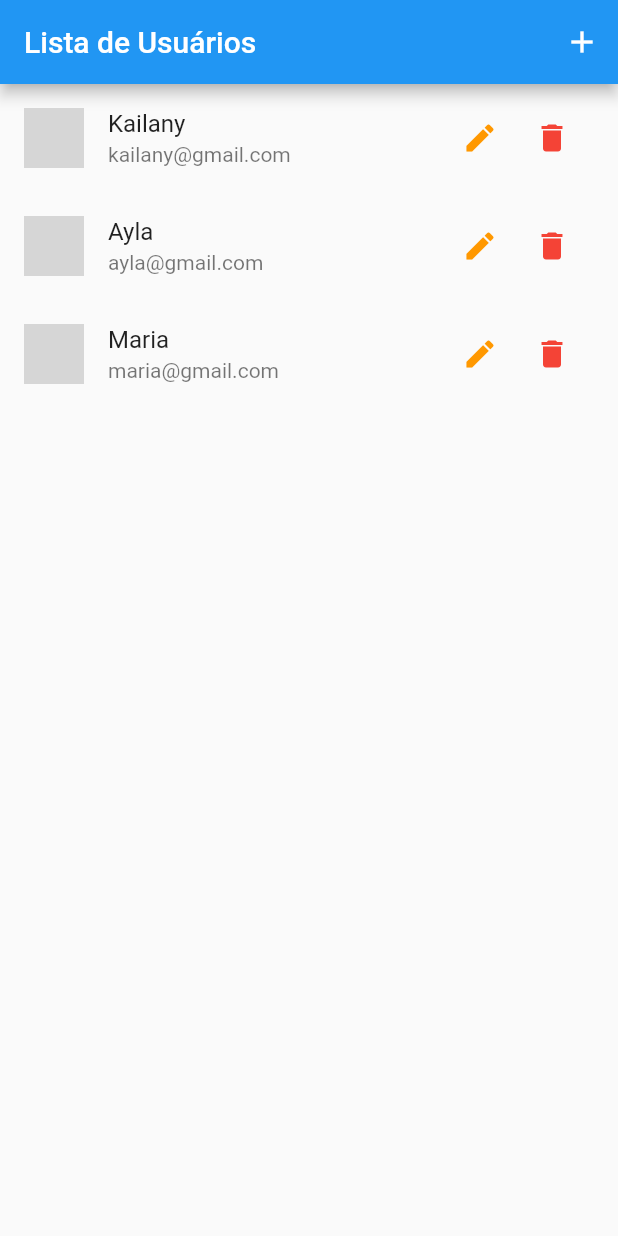
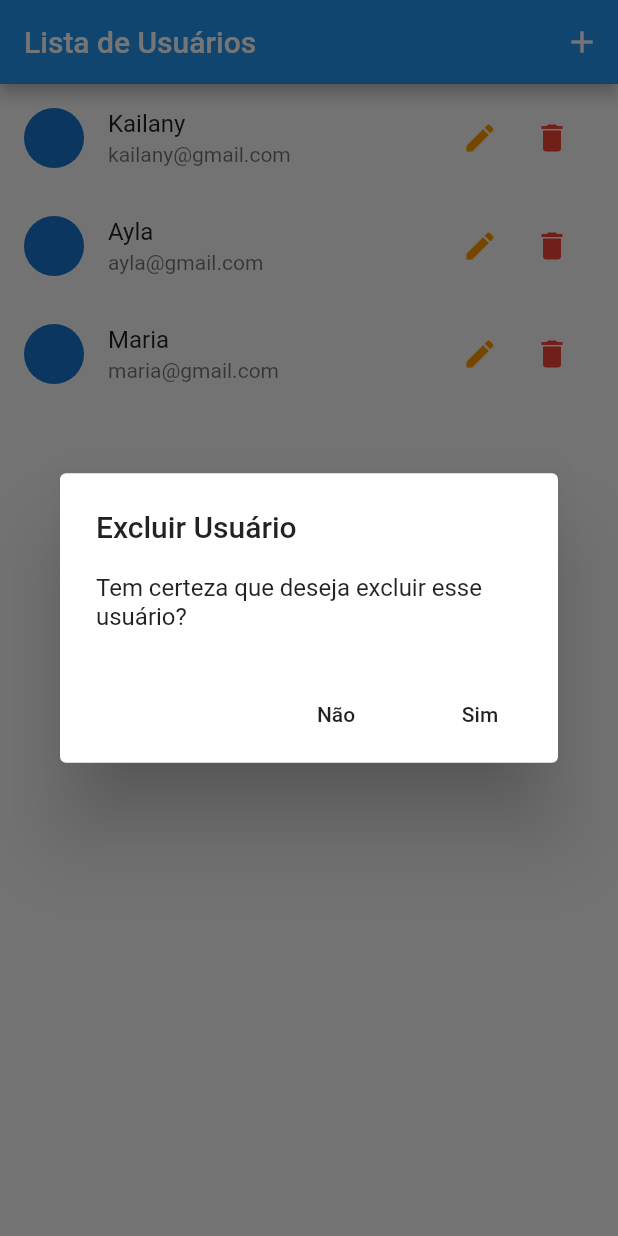
Before and after one commit to KailanySousa/CadastroFlutter, a Flutter app: the screen it shows after launch, after a tap on the "delete" icon, on a phone screen of 412 x 824 dp. Run offline on Flutter 3.47's test engine with Material 2 defaults, Android fonts, the phone set to English and light mode, and no system bars; network calls fail; grey boxes are pictures that could not be loaded.

Commit message:
excluindo usuário

```diff
--- a/crud/lib/components/user_tile.dart
+++ b/crud/lib/components/user_tile.dart
@@ -1,6 +1,8 @@
 import 'package:crud/models/user.dart';
+import 'package:crud/provider/users.dart';
 import 'package:crud/routes/app_routes.dart';
 import 'package:flutter/material.dart';
+import 'package:provider/provider.dart';
 
 class UserTile extends StatelessWidget {
   final User user;
@@ -31,10 +33,34 @@ class UserTile extends StatelessWidget {
             IconButton(
               icon: Icon(Icons.delete),
               color: Colors.red,
-                onPressed: () {},
+              onPressed: () {
+                showDialog(
+                  context: context,
+                  builder: (ctx) => AlertDialog(
+                    title: Text('Excluir Usuário'),
+                    content:
+                        Text('Tem certeza que deseja excluir esse usuário?'),
+                    actions: <Widget>[
+                      FlatButton(
+                        onPressed: () => Navigator.of(context).pop(false),
+                        child: Text('Não'),
+                      ),
+                      FlatButton(
+                        onPressed: () => Navigator.of(context).pop(true),
+                        child: Text('Sim'),
+                      ),
+                    ],
+                  ),
+                ).then((confimed) {
+                  if (confimed) {
+                    Provider.of<Users>(context, listen: false).remove(user);
+                  }
+                });
+              },
             )
           ],
         ),
-        ));
+      ),
+    );
   }
 }
```
Lines whose indentation alone changed are shown as unchanged.
